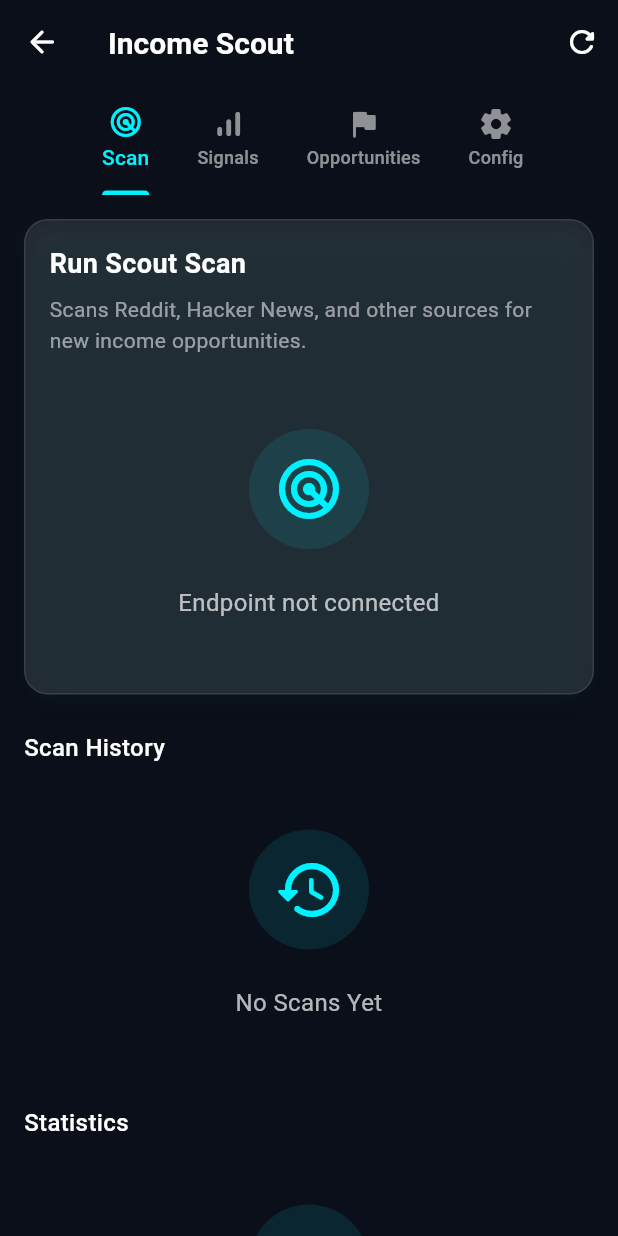
After one commit to supportinboxmaya-a11y/M-2.0, a Flutter app: the IncomeScoutScreen screen opened directly, on a phone screen of 412 x 824 dp. The commit adds this screen. Run offline on Flutter 3.47's test engine with Material 3 defaults, Android fonts, the phone set to English and light mode, and no system bars; our stand-ins replace battery_plus, camera, connectivity_plus, device_info_plus, dio, flutter_animate and 12 more; missing offline and left inert: app_settings, flutter_sound, google_mlkit_object_detection, google_mlkit_text_recognition, record, volume_controller; accounts and stored records are empty; generated files the repository leaves out were written again; Roboto replaces fonts that are missing (SpaceGrotesk); statements that could not run were skipped; project files that could hold a hidden picture were left out.

Commit message:
b8: add IncomeScout, IncomeStrategist

```diff
--- /dev/null
+++ b/maya_flutter/lib/features/income_scout/income_scout_screen.dart
@@ -0,0 +1,167 @@
+import 'package:flutter/material.dart';
+import 'package:flutter_riverpod/flutter_riverpod.dart';
+
+import '../../../core/theme/maya_theme.dart';
+import '../../../shared/widgets/maya_empty_state.dart';
+
+class IncomeScoutScreen extends ConsumerStatefulWidget {
+  const IncomeScoutScreen({super.key});
+
+  @override
+  ConsumerState<IncomeScoutScreen> createState() => _IncomeScoutScreenState();
+}
+
+class _IncomeScoutScreenState extends ConsumerState<IncomeScoutScreen>
+    with SingleTickerProviderStateMixin {
+  late TabController _tabController;
+
+  @override
+  void initState() {
+    super.initState();
+    _tabController = TabController(length: 4, vsync: this);
+  }
+
+  @override
+  void dispose() {
+    _tabController.dispose();
+    super.dispose();
+  }
+
+  @override
+  Widget build(BuildContext context) {
+    return SafeArea(
+      child: Scaffold(
+        backgroundColor: MayaTheme.slate900,
+        appBar: AppBar(
+          title: const Text('Income Scout', style: MayaTheme.headlineSmall),
+          backgroundColor: MayaTheme.slate900,
+          elevation: 0,
+          leading: IconButton(
+            icon: const Icon(Icons.arrow_back_rounded),
+            onPressed: () => Navigator.pop(context),
+          ),
+          actions: [
+            IconButton(
+              icon: const Icon(Icons.refresh_rounded),
+              onPressed: () {},
+            ),
+          ],
+          bottom: TabBar(
+            controller: _tabController,
+            indicatorColor: MayaTheme.neonCyan,
+            labelColor: MayaTheme.neonCyan,
+            unselectedLabelColor: Colors.white54,
+            isScrollable: true,
+            tabs: const [
+              Tab(icon: Icon(Icons.radar_rounded), text: 'Scan'),
+              Tab(
+                  icon: Icon(Icons.signal_cellular_alt_rounded),
+                  text: 'Signals'),
+              Tab(icon: Icon(Icons.flag_rounded), text: 'Opportunities'),
+              Tab(icon: Icon(Icons.settings_rounded), text: 'Config'),
+            ],
+          ),
+        ),
+        body: TabBarView(
+          controller: _tabController,
+          children: const [
+            _ScanTab(),
+            _SignalsTab(),
+            _OpportunitiesTab(),
+            _ConfigTab(),
+          ],
+        ),
+      ),
+    );
+  }
+}
+
+class _ScanTab extends ConsumerWidget {
+  const _ScanTab();
+
+  @override
+  Widget build(BuildContext context, WidgetRef ref) {
+    return SingleChildScrollView(
+      padding: const EdgeInsets.all(16),
+      child: Column(
+        crossAxisAlignment: CrossAxisAlignment.start,
+        children: [
+          // Scan Button
+          Container(
+            width: double.infinity,
+            padding: const EdgeInsets.all(16),
+            decoration: MayaTheme.glassCard(),
+            child: Column(
+              crossAxisAlignment: CrossAxisAlignment.start,
+              children: [
+                const Text('Run Scout Scan', style: MayaTheme.titleLarge),
+                const SizedBox(height: 8),
+                Text(
+                  'Scans Reddit, Hacker News, and other sources for new income opportunities.',
+                  style: MayaTheme.bodyMedium.copyWith(color: Colors.white54),
+                ),
+                const SizedBox(height: 16),
+                const MayaEmptyState(
+                  'Endpoint not connected',
+                  icon: Icons.radar_rounded,
+                ),
+              ],
+            ),
+          ),
+          const SizedBox(height: 24),
+          // Scan History
+          const Text('Scan History', style: MayaTheme.titleMedium),
+          const SizedBox(height: 12),
+          const MayaEmptyState(
+            'No Scans Yet',
+            icon: Icons.history_rounded,
+          ),
+          const SizedBox(height: 24),
+          // Stats
+          const Text('Statistics', style: MayaTheme.titleMedium),
+          const SizedBox(height: 12),
+          const MayaEmptyState(
+            'Endpoint not connected',
+            icon: Icons.trending_up_rounded,
+          ),
+        ],
+      ),
+    );
+  }
+}
+
+class _SignalsTab extends ConsumerWidget {
+  const _SignalsTab();
+
+  @override
+  Widget build(BuildContext context, WidgetRef ref) {
+    return const MayaEmptyState(
+      'No Signals',
+      icon: Icons.signal_cellular_alt_rounded,
+    );
+  }
+}
+
+class _OpportunitiesTab extends ConsumerWidget {
+  const _OpportunitiesTab();
+
+  @override
+  Widget build(BuildContext context, WidgetRef ref) {
+    return const MayaEmptyState(
+      'Endpoint not connected',
+      icon: Icons.flag_rounded,
+    );
+  }
+}
+
+class _ConfigTab extends ConsumerWidget {
+  const _ConfigTab();
+
+  @override
+  Widget build(BuildContext context, WidgetRef ref) {
+    return const MayaEmptyState(
+      'Endpoint not connected',
+      icon: Icons.settings_rounded,
+    );
+  }
+}
--- a/maya_flutter/lib/features/shell/screen_registry.dart
+++ b/maya_flutter/lib/features/shell/screen_registry.dart
@@ -43,6 +43,8 @@ import '../income_builder/income_builder_screen.dart';
 import '../income_growth/income_growth_screen.dart';
 import '../income_launcher/income_launcher_screen.dart';
 import '../income_notifications/income_notifications_screen.dart';
+import '../income_scout/income_scout_screen.dart';
+import '../income_strategist/income_strategist_screen.dart';
 
 class ScreenEntry {
   final String id;
@@ -355,4 +357,18 @@ final List<ScreenEntry> kScreens = <ScreenEntry>[
     icon: Icons.notifications_rounded,
     builder: (context) => const IncomeNotificationsScreen(),
   ),
+  ScreenEntry(
+    id: 'income_scout',
+    title: 'Income Scout',
+    group: 'Income',
+    icon: Icons.radar_rounded,
+    builder: (context) => const IncomeScoutScreen(),
+  ),
+  ScreenEntry(
+    id: 'income_strategist',
+    title: 'Income Strategist',
+    group: 'Income',
+    icon: Icons.psychology_rounded,
+    builder: (context) => const IncomeStrategistScreen(),
+  ),
 ];
```
Also changed, not shown: maya_flutter/lib/features/income_strategist/income_strategist_screen.dart (added, +110 -0 lines).
